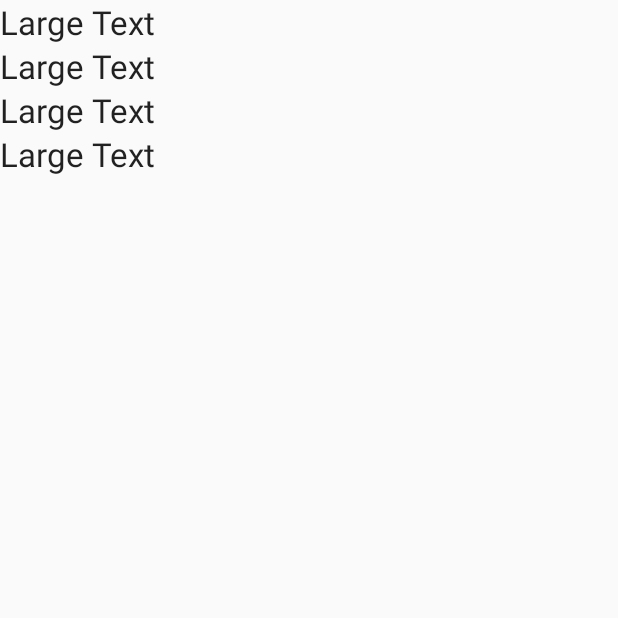
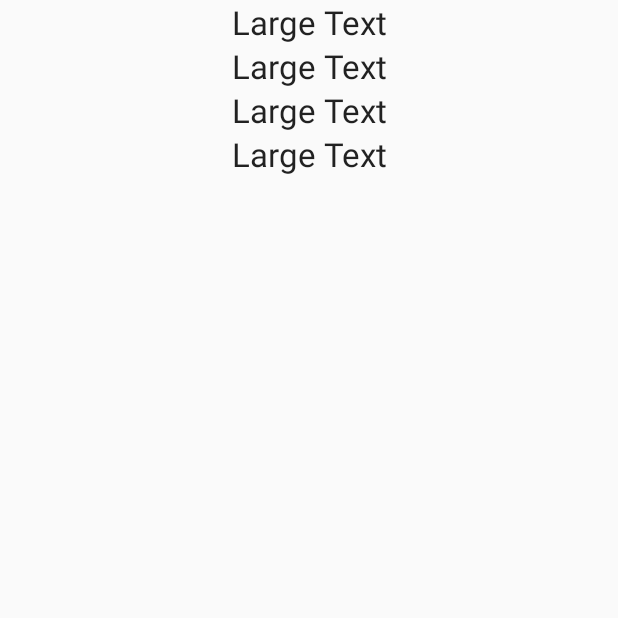
Before and after one commit to saipathuri/Clipper, an Android app: the CouponInfo screen opened directly, with no data from a screen before it, on a phone screen of 412 x 824 dp, the top half of it. Run offline under Robolectric (Android 15) with nearby library versions, the phone set to English and light mode, and no system bars; 5 statements that could not run were skipped.

Commit message:
Centers CouponInfo

```diff
--- a/app/src/main/java/com/example/momin/clipper/CouponInfo.java
+++ b/app/src/main/java/com/example/momin/clipper/CouponInfo.java
@@ -1,8 +1,11 @@
 package com.example.momin.clipper;
 
+import android.graphics.Color;
 import android.os.Bundle;
 import android.support.v7.app.AppCompatActivity;
+import android.widget.LinearLayout;
 import android.widget.TextView;
+import android.widget.LinearLayout.*;
 
 public class CouponInfo extends AppCompatActivity {
 
@@ -32,6 +35,16 @@ public class CouponInfo extends AppCompatActivity {
         TextView dealMoneySaved = new TextView(this);
         dealName=(TextView)findViewById(R.id.dealMoneySaved);
         dealName.setText("Money saved: $" + (display.getDealSavings()));
+
+        LinearLayout LL = new LinearLayout(this);
+            LL.setBackgroundColor(Color.WHITE);
+            LL.setOrientation(LinearLayout.VERTICAL);
+
+        LayoutParams LLParams = new LayoutParams(LayoutParams.MATCH_PARENT,LayoutParams.MATCH_PARENT);
+//        LL.addView(dealName);
+//        LL.addView(dealOrigPrice);
+//        LL.addView(dealNewPrice);
+//        LL.addView(dealMoneySaved);
     }
 
 
--- a/app/src/main/res/layout/coupon_info_activity.xml
+++ b/app/src/main/res/layout/coupon_info_activity.xml
@@ -4,33 +4,38 @@
     android:orientation="vertical"
     tools:context=".CouponInfo"
     android:layout_width="match_parent"
-    android:layout_height="match_parent">
+    android:layout_height="match_parent"
+    android:gravity="center_horizontal">
 
     <TextView
-        android:layout_width="wrap_content"
+        android:layout_width="match_parent"
         android:layout_height="wrap_content"
         android:textAppearance="?android:attr/textAppearanceLarge"
         android:text="Large Text"
-        android:id="@+id/dealName" />
+        android:id="@+id/dealName"
+        android:gravity="center"/>
 
     <TextView
-        android:layout_width="wrap_content"
+        android:layout_width="match_parent"
         android:layout_height="wrap_content"
         android:textAppearance="?android:attr/textAppearanceLarge"
         android:text="Large Text"
-        android:id="@+id/dealOrigPrice" />
+        android:id="@+id/dealOrigPrice"
+        android:gravity="center"/>
 
     <TextView
-        android:layout_width="wrap_content"
+        android:layout_width="match_parent"
         android:layout_height="wrap_content"
         android:textAppearance="?android:attr/textAppearanceLarge"
         android:text="Large Text"
-        android:id="@+id/dealNewPrice" />
+        android:id="@+id/dealNewPrice"
+        android:gravity="center"/>
 
     <TextView
-        android:layout_width="wrap_content"
+        android:layout_width="match_parent"
         android:layout_height="wrap_content"
         android:textAppearance="?android:attr/textAppearanceLarge"
         android:text="Large Text"
-        android:id="@+id/dealMoneySaved" />
+        android:id="@+id/dealMoneySaved"
+        android:gravity="center"/>
 </LinearLayout>
```
